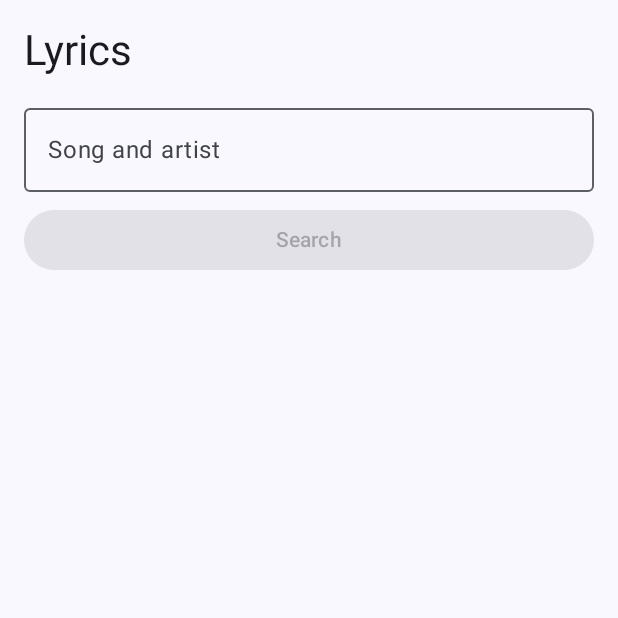
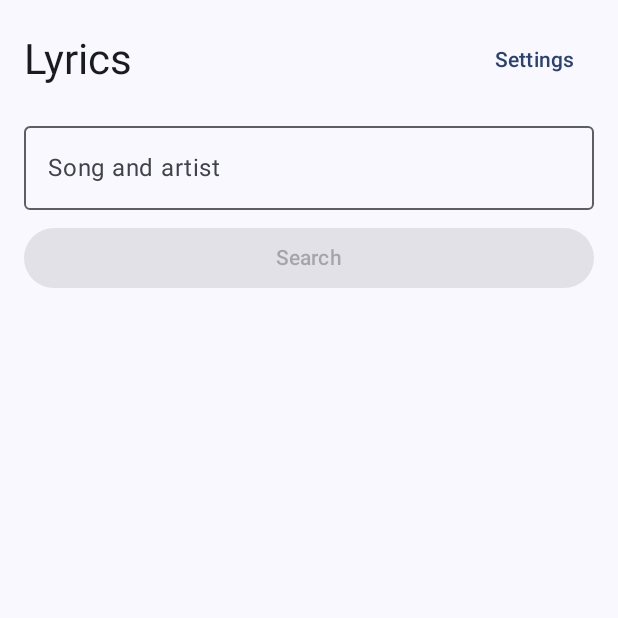
Before and after one commit to railbunny/Erato, an Android app built with Jetpack Compose: the screen it shows after launch (MainActivity), on a phone screen of 412 x 824 dp, the top half of it. Run offline under Robolectric (Android 15) with nearby library versions, the phone set to English and light mode, and no system bars.

Commit message:
Update MainActivity.kt

```diff
--- a/app/src/main/java/com/erato/lyrics/MainActivity.kt
+++ b/app/src/main/java/com/erato/lyrics/MainActivity.kt
@@ -8,6 +8,7 @@ import android.os.Environment
 import android.provider.MediaStore
 import android.widget.Toast
 import androidx.activity.ComponentActivity
+import androidx.activity.compose.BackHandler
 import androidx.activity.compose.setContent
 import androidx.compose.foundation.isSystemInDarkTheme
 import androidx.compose.foundation.layout.*
@@ -17,6 +18,7 @@ import androidx.compose.foundation.rememberScrollState
 import androidx.compose.foundation.verticalScroll
 import androidx.compose.material3.*
 import androidx.compose.runtime.*
+import androidx.compose.ui.Alignment
 import androidx.compose.ui.Modifier
 import androidx.compose.ui.platform.LocalContext
 import androidx.compose.ui.unit.dp
@@ -27,6 +29,7 @@ import kotlinx.coroutines.withContext
 class MainActivity : ComponentActivity() {
     override fun onCreate(savedInstanceState: Bundle?) {
         super.onCreate(savedInstanceState)
+        Settings.init(this)
         setContent {
             val ctx = LocalContext.current
             val dark = isSystemInDarkTheme()
@@ -36,7 +39,15 @@ class MainActivity : ComponentActivity() {
                 if (dark) darkColorScheme() else lightColorScheme()
             }
             MaterialTheme(colorScheme = colors) {
-                Surface(Modifier.fillMaxSize()) { App() }
+                Surface(Modifier.fillMaxSize()) {
+                    var showSettings by remember { mutableStateOf(false) }
+                    if (showSettings) {
+                        BackHandler { showSettings = false }
+                        SettingsScreen(onBack = { showSettings = false })
+                    } else {
+                        SearchScreen(onOpenSettings = { showSettings = true })
+                    }
+                }
             }
         }
     }
@@ -56,7 +67,7 @@ fun saveLrc(ctx: Context, name: String, content: String) {
 
 @OptIn(ExperimentalMaterial3Api::class)
 @Composable
-fun App() {
+fun SearchScreen(onOpenSettings: () -> Unit) {
     val ctx = LocalContext.current
     val scope = rememberCoroutineScope()
     var query by remember { mutableStateOf("") }
@@ -66,7 +77,10 @@ fun App() {
     var selected by remember { mutableStateOf<LyricResult?>(null) }
 
     Column(Modifier.fillMaxSize().statusBarsPadding().padding(16.dp)) {
-        Text("Lyrics", style = MaterialTheme.typography.headlineMedium)
+        Row(verticalAlignment = Alignment.CenterVertically) {
+            Text("Lyrics", style = MaterialTheme.typography.headlineMedium, modifier = Modifier.weight(1f))
+            TextButton(onClick = onOpenSettings) { Text("Settings") }
+        }
         Spacer(Modifier.height(12.dp))
         OutlinedTextField(
             value = query,
@@ -80,15 +94,16 @@ fun App() {
             onClick = {
                 scope.launch {
                     loading = true; error = null
-                    try {
+                    val active = allSources.filter { Settings.isEnabled(it.name) }
+                    if (active.isEmpty()) {
+                        error = "All sources are turned off in Settings"
+                    } else {
                         results = withContext(Dispatchers.IO) {
-                            allSources.flatMap { src ->
+                            active.flatMap { src ->
                                 try { src.search(query) } catch (e: Exception) { emptyList() }
                             }
                         }
                         if (results.isEmpty()) error = "No results"
-                    } catch (e: Exception) {
-                        error = e.message
                     }
                     loading = false
                 }
```
